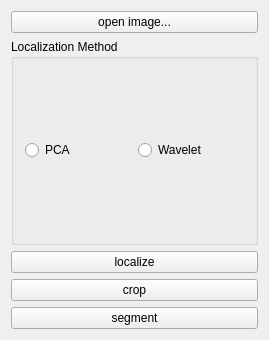
This is mainwindow.ui in BlueRayONE/LPR as Qt 5 draws it before an edit. The edited form follows.
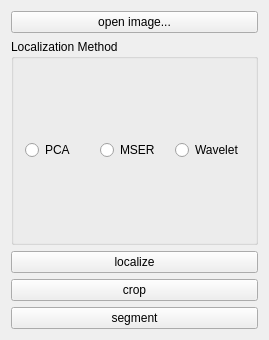
This is the edited form.

Commit message: added method MSER in mainwindow.cpp, GUI

What changed in the file:
```diff
--- a/mainwindow.ui
+++ b/mainwindow.ui
@@ -37,6 +37,13 @@
            </property>
           </widget>
          </item>
+         <item>
+          <widget class="QRadioButton" name="radio_mser">
+           <property name="text">
+            <string>MSER</string>
+           </property>
+          </widget>
+         </item>
          <item>
           <widget class="QRadioButton" name="radio_wavelet">
            <property name="text">
```
The commit also changes 9 other files.
